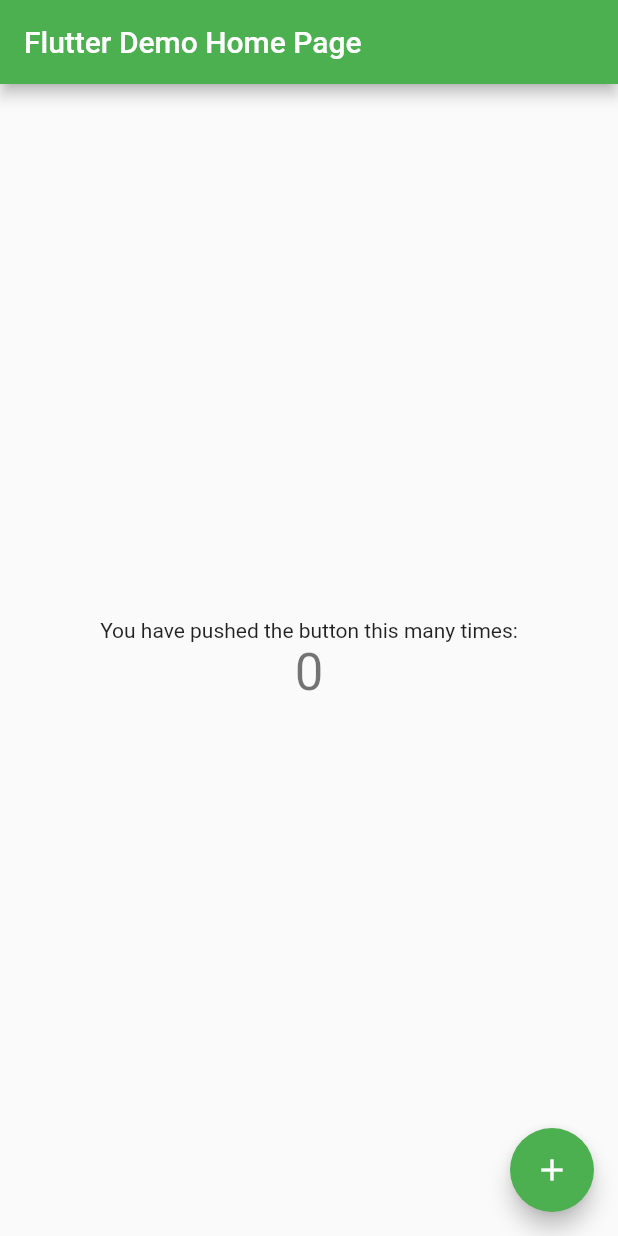
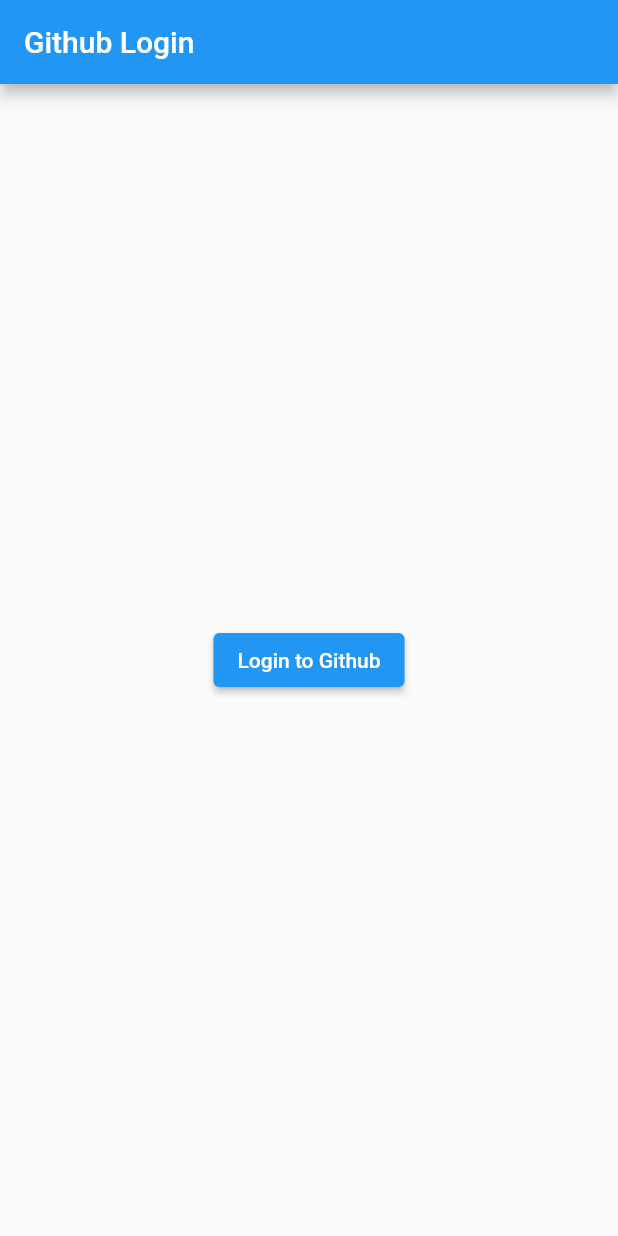
Before and after one commit to arnaudjolly/firstflutterapp, a Flutter app: the screen it shows after launch, on a phone screen of 412 x 824 dp. Run offline on Flutter 3.47's test engine with Material 2 defaults, Android fonts, the phone set to English and light mode, and no system bars; our stand-ins replace flutter_dotenv; missing offline and left inert: oauth2.

Commit message:
feat: plugs oauth2 widget

```diff
--- /dev/null
+++ b/lib/github_oauth.dart
@@ -0,0 +1 @@
+const githubScopes = ['repo', 'read:org'];
--- a/lib/main.dart
+++ b/lib/main.dart
@@ -1,6 +1,8 @@
 import 'package:flutter/material.dart';
 import 'package:flutter_dotenv/flutter_dotenv.dart';
 import 'environment.dart';
+import 'github_oauth.dart';
+import 'src/github_login.dart';
 
 Future<void> main() async {
   await dotenv.load(fileName: Environment.filename);
@@ -14,105 +16,40 @@ class MyApp extends StatelessWidget {
   @override
   Widget build(BuildContext context) {
     return MaterialApp(
-      title: 'Flutter Demo',
+      title: 'GitHub Client',
       theme: ThemeData(
-        // This is the theme of your application.
-        //
-        // Try running your application with "flutter run". You'll see the
-        // application has a blue toolbar. Then, without quitting the app, try
-        // changing the primarySwatch below to Colors.green and then invoke
-        // "hot reload" (press "r" in the console where you ran "flutter run",
-        // or simply save your changes to "hot reload" in a Flutter IDE).
-        // Notice that the counter didn't reset back to zero; the application
-        // is not restarted.
-        primarySwatch: Colors.green,
+        primarySwatch: Colors.blue,
+        visualDensity: VisualDensity.adaptivePlatformDensity,
       ),
-      home: const MyHomePage(title: 'Flutter Demo Home Page'),
+      home: const MyHomePage(title: 'GitHub Client'),
+    );
+  }
+
+}
+
+
+class MyHomePage extends StatelessWidget {
+  const MyHomePage({Key? key, required this.title}) : super(key: key);
+  final String title;
+
+  @override
+  Widget build(BuildContext context) {
+    return GithubLoginWidget(
+      builder: (context, httpClient) {
+        return Scaffold(
+          appBar: AppBar(
+            title: Text(title),
+          ),
+          body: const Center(
+            child: Text(
+              'You are logged in to GitHub!',
+            ),
+          ),
+        );
+      },
+      githubClientId: Environment.githubClientId,
+      githubClientSecret: Environment.githubClientSecret,
+      githubScopes: githubScopes,
     );
   }
 }
-
-class MyHomePage extends StatefulWidget {
-  const MyHomePage({Key? key, required this.title}) : super(key: key);
-
-  // This widget is the home page of your application. It is stateful, meaning
-  // that it has a State object (defined below) that contains fields that affect
-  // how it looks.
-
-  // This class is the configuration for the state. It holds the values (in this
-  // case the title) provided by the parent (in this case the App widget) and
-  // used by the build method of the State. Fields in a Widget subclass are
-  // always marked "final".
-
-  final String title;
-
-  @override
-  State<MyHomePage> createState() => _MyHomePageState();
-}
-
-class _MyHomePageState extends State<MyHomePage> {
-  int _counter = 0;
-
-  void _incrementCounter() {
-    setState(() {
-      // This call to setState tells the Flutter framework that something has
-      // changed in this State, which causes it to rerun the build method below
-      // so that the display can reflect the updated values. If we changed
-      // _counter without calling setState(), then the build method would not be
-      // called again, and so nothing would appear to happen.
-      _counter+=1;
-    });
-  }
-
-  @override
-  Widget build(BuildContext context) {
-    // This method is rerun every time setState is called, for instance as done
-    // by the _incrementCounter method above.
-    //
-    // The Flutter framework has been optimized to make rerunning build methods
-    // fast, so that you can just rebuild anything that needs updating rather
-    // than having to individually change instances of widgets.
-    return Scaffold(
-      appBar: AppBar(
-        // Here we take the value from the MyHomePage object that was created by
-        // the App.build method, and use it to set our appbar title.
-        title: Text(widget.title),
-      ),
-      body: Center(
-        // Center is a layout widget. It takes a single child and positions it
-        // in the middle of the parent.
-        child: Column(
-          // Column is also a layout widget. It takes a list of children and
-          // arranges them vertically. By default, it sizes itself to fit its
-          // children horizontally, and tries to be as tall as its parent.
-          //
-          // Invoke "debug painting" (press "p" in the console, choose the
-          // "Toggle Debug Paint" action from the Flutter Inspector in Android
-          // Studio, or the "Toggle Debug Paint" command in Visual Studio Code)
-          // to see the wireframe for each widget.
-          //
-          // Column has various properties to control how it sizes itself and
-          // how it positions its children. Here we use mainAxisAlignment to
-          // center the children vertically; the main axis here is the vertical
-          // axis because Columns are vertical (the cross axis would be
-          // horizontal).
-          mainAxisAlignment: MainAxisAlignment.center,
-          children: <Widget>[
-            const Text(
-              'You have pushed the button this many times:',
-            ),
-            Text(
-              '$_counter',
-              style: Theme.of(context).textTheme.headline4,
-            ),
-          ],
-        ),
-      ),
-      floatingActionButton: FloatingActionButton(
-        onPressed: _incrementCounter,
-        tooltip: 'Increment',
-        child: const Icon(Icons.add),
-      ), // This trailing comma makes auto-formatting nicer for build methods.
-    );
-  }
-}
--- /dev/null
+++ b/lib/src/github_login.dart
@@ -0,0 +1,121 @@
+import 'dart:io';
+
+import 'package:flutter/material.dart';
+import 'package:http/http.dart' as http;
+import 'package:oauth2/oauth2.dart' as oauth2;
+import 'package:url_launcher/url_launcher.dart';
+
+final _authorizationEndpoint = Uri.parse('https://github.com/login/oauth/authorize');
+final _tokenEndpoint = Uri.parse('https://github.com/login/oauth/access_token');
+
+class GithubLoginWidget extends StatefulWidget {
+  const GithubLoginWidget({
+    required this.builder,
+    required this.githubClientId,
+    required this.githubClientSecret,
+    required this.githubScopes,
+    Key? key,
+  }) : super(key: key);
+  final AuthenticatedBuilder builder;
+  final String githubClientId;
+  final String githubClientSecret;
+  final List<String> githubScopes;
+
+  @override
+  _GithubLoginState createState() => _GithubLoginState();
+}
+
+typedef AuthenticatedBuilder = Widget Function(BuildContext context, oauth2.Client client);
+
+class _GithubLoginState extends State<GithubLoginWidget> {
+  HttpServer? _redirectServer;
+  oauth2.Client? _client;
+
+  @override
+  Widget build(BuildContext context) {
+    final client = _client;
+    if (client != null) {
+      return widget.builder(context, client);
+    }
+
+    return Scaffold(
+      appBar: AppBar(
+        title: const Text('Github Login'),
+      ),
+      body: Center(
+        child: ElevatedButton(
+          onPressed: () async {
+            await _redirectServer?.close();
+            // Bind to an ephemeral port on localhost
+            _redirectServer = await HttpServer.bind('localhost', 0);
+            var authenticatedHttpClient = await _getOAuth2Client(
+                Uri.parse('http://localhost:${_redirectServer!.port}/auth'));
+            setState(() {
+              _client = authenticatedHttpClient;
+            });
+          },
+          child: const Text('Login to Github'),
+        ),
+      ),
+    );
+  }
+
+  Future<oauth2.Client> _getOAuth2Client(Uri redirectUrl) async {
+    if (widget.githubClientId.isEmpty || widget.githubClientSecret.isEmpty) {
+      throw const GithubLoginException(
+          'githubClientId and githubClientSecret must be not empty. '
+              'Look into the env file.');
+    }
+    var grant = oauth2.AuthorizationCodeGrant(
+      widget.githubClientId,
+      _authorizationEndpoint,
+      _tokenEndpoint,
+      secret: widget.githubClientSecret,
+      httpClient: _JsonAcceptingHttpClient(),
+    );
+    var authorizationUrl =
+    grant.getAuthorizationUrl(redirectUrl, scopes: widget.githubScopes);
+
+    await _redirect(authorizationUrl);
+    var responseQueryParameters = await _listen();
+    var client =
+    await grant.handleAuthorizationResponse(responseQueryParameters);
+    return client;
+  }
+
+  Future<void> _redirect(Uri authorizationUrl) async {
+    if (await canLaunchUrl(authorizationUrl)) {
+      await launchUrl(authorizationUrl);
+    } else {
+      throw GithubLoginException('Could not launch ${authorizationUrl.toString()}');
+    }
+  }
+
+  Future<Map<String, String>> _listen() async {
+    var request = await _redirectServer!.first;
+    var params = request.uri.queryParameters;
+    request.response.statusCode = 200;
+    request.response.headers.set('content-type', 'text/plain');
+    request.response.writeln('Authenticated! You can close this tab.');
+    await request.response.close();
+    await _redirectServer!.close();
+    _redirectServer = null;
+    return params;
+  }
+}
+
+class _JsonAcceptingHttpClient extends http.BaseClient {
+  final _httpClient = http.Client();
+  @override
+  Future<http.StreamedResponse> send(http.BaseRequest request) {
+    request.headers['Accept'] = 'application/json';
+    return _httpClient.send(request);
+  }
+}
+
+class GithubLoginException implements Exception {
+  const GithubLoginException(this.message);
+  final String message;
+  @override
+  String toString() => message;
+}
--- a/pubspec.yaml
+++ b/pubspec.yaml
@@ -34,6 +34,9 @@ dependencies:
   # The following adds the Cupertino Icons font to your application.
   # Use with the CupertinoIcons class for iOS style icons.
   cupertino_icons: ^1.0.2
+  http: ^0.13.4
+  oauth2: ^2.0.0
+  url_launcher: ^6.1.4
   flutter_dotenv: ^5.0.2
 
 dev_dependencies:
```
Also changed, not shown: pubspec.lock, 2 other files.
